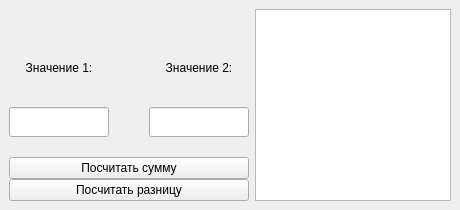
This is mainwindow.ui in MiBeloz/HW-qt7-3 as Qt 5 draws it before an edit. The edited form follows.
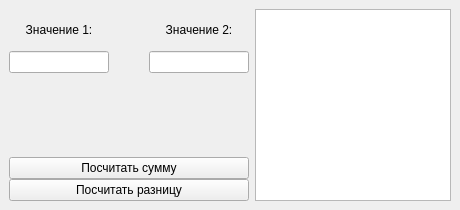
This is the edited form.

The edit to the form file:
```diff
--- a/mainwindow.ui
+++ b/mainwindow.ui
@@ -58,12 +58,15 @@
      <set>Qt::AlignLeading|Qt::AlignLeft|Qt::AlignTop</set>
     </property>
     <item row="0" column="0">
-     <layout class="QGridLayout" name="gridLayout">
+     <layout class="QGridLayout" name="gridLayout" rowstretch="5,0,10,0,10" columnstretch="0,0,0">
+      <property name="sizeConstraint">
+       <enum>QLayout::SetDefaultConstraint</enum>
+      </property>
       <property name="leftMargin">
        <number>0</number>
       </property>
       <property name="topMargin">
-       <number>40</number>
+       <number>0</number>
       </property>
       <property name="rightMargin">
        <number>0</number>
@@ -71,41 +74,9 @@
       <property name="bottomMargin">
        <number>0</number>
       </property>
-      <property name="horizontalSpacing">
+      <property name="spacing">
        <number>0</number>
       </property>
-      <property name="verticalSpacing">
-       <number>20</number>
-      </property>
-      <item row="0" column="2">
-       <widget class="QLabel" name="label_value2">
-        <property name="sizePolicy">
-         <sizepolicy hsizetype="Preferred" vsizetype="Preferred">
-          <horstretch>0</horstretch>
-          <verstretch>0</verstretch>
-         </sizepolicy>
-        </property>
-        <property name="text">
-         <string>Значение 2:</string>
-        </property>
-        <property name="alignment">
-         <set>Qt::AlignCenter</set>
-        </property>
-       </widget>
-      </item>
-      <item row="1" column="1">
-       <spacer name="horizontalSpacer">
-        <property name="orientation">
-         <enum>Qt::Horizontal</enum>
-        </property>
-        <property name="sizeHint" stdset="0">
-         <size>
-          <width>40</width>
-          <height>20</height>
-         </size>
-        </property>
-       </spacer>
-      </item>
       <item row="1" column="0">
        <widget class="QLineEdit" name="lineEdit_value1">
         <property name="sizePolicy">
@@ -125,7 +96,23 @@
         </property>
        </widget>
       </item>
-      <item row="2" column="0" colspan="3">
+      <item row="1" column="2">
+       <widget class="QLineEdit" name="lineEdit_value2">
+        <property name="sizePolicy">
+         <sizepolicy hsizetype="Preferred" vsizetype="Preferred">
+          <horstretch>0</horstretch>
+          <verstretch>0</verstretch>
+         </sizepolicy>
+        </property>
+        <property name="maximumSize">
+         <size>
+          <width>100</width>
+          <height>30</height>
+         </size>
+        </property>
+       </widget>
+      </item>
+      <item row="4" column="0" colspan="3">
        <layout class="QVBoxLayout" name="verticalLayout">
         <item>
          <widget class="QPushButton" name="pushButton_sum">
@@ -143,22 +130,6 @@
         </item>
        </layout>
       </item>
-      <item row="1" column="2">
-       <widget class="QLineEdit" name="lineEdit_value2">
-        <property name="sizePolicy">
-         <sizepolicy hsizetype="Preferred" vsizetype="Preferred">
-          <horstretch>0</horstretch>
-          <verstretch>0</verstretch>
-         </sizepolicy>
-        </property>
-        <property name="maximumSize">
-         <size>
-          <width>100</width>
-          <height>30</height>
-         </size>
-        </property>
-       </widget>
-      </item>
       <item row="0" column="0">
        <widget class="QLabel" name="label_value1">
         <property name="sizePolicy">
@@ -175,6 +146,35 @@
         </property>
        </widget>
       </item>
+      <item row="1" column="1">
+       <spacer name="horizontalSpacer">
+        <property name="orientation">
+         <enum>Qt::Horizontal</enum>
+        </property>
+        <property name="sizeHint" stdset="0">
+         <size>
+          <width>40</width>
+          <height>20</height>
+         </size>
+        </property>
+       </spacer>
+      </item>
+      <item row="0" column="2">
+       <widget class="QLabel" name="label_value2">
+        <property name="sizePolicy">
+         <sizepolicy hsizetype="Preferred" vsizetype="Preferred">
+          <horstretch>0</horstretch>
+          <verstretch>0</verstretch>
+         </sizepolicy>
+        </property>
+        <property name="text">
+         <string>Значение 2:</string>
+        </property>
+        <property name="alignment">
+         <set>Qt::AlignCenter</set>
+        </property>
+       </widget>
+      </item>
      </layout>
     </item>
     <item row="0" column="1">
```
Left out of the diff: 8 changed lines with no effect on the pictures.
